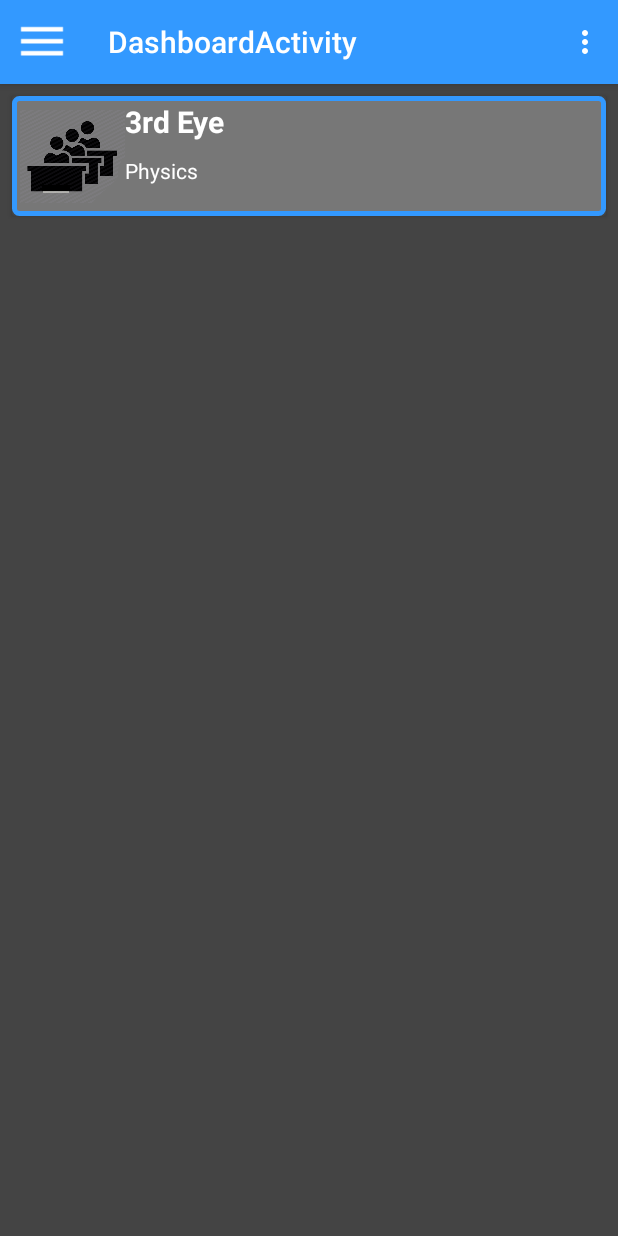
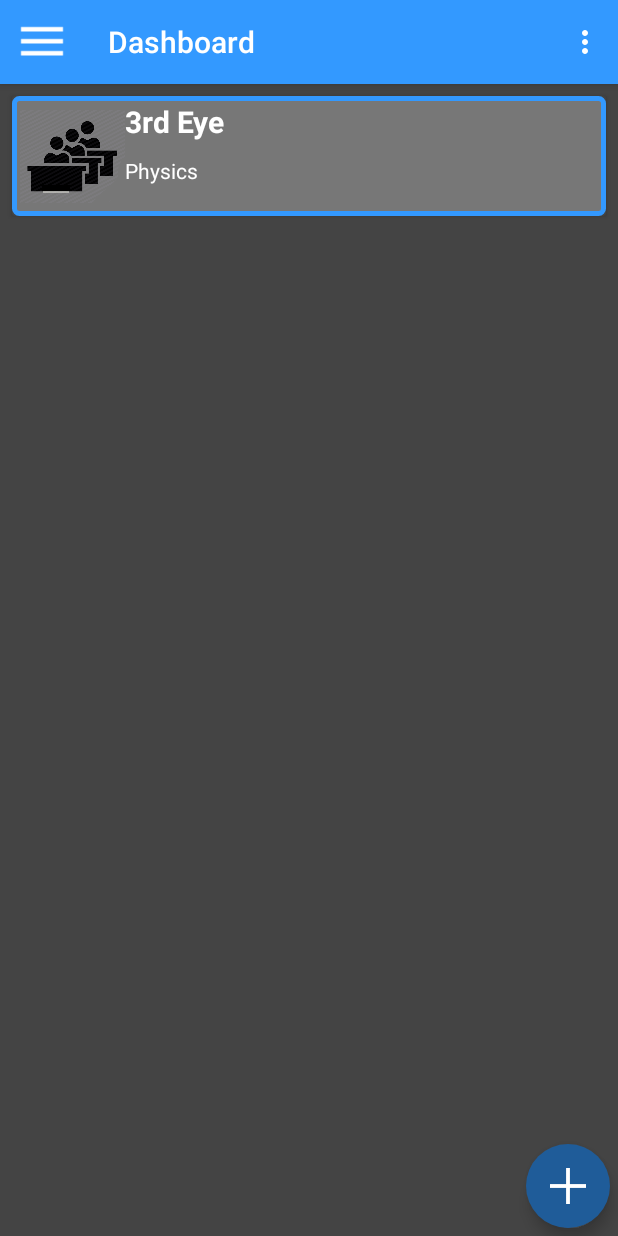
Before and after one commit to prateekgarg95/StuDis, an Android app: the DashboardActivity screen opened directly, with no data from a screen before it, in the side drawer, after a tap on "Settings", on a phone screen of 412 x 824 dp. Run offline under Robolectric (Android 15) with nearby library versions, the light colour scheme and no system bars; 2 statements that could not run were skipped.

Commit message:
Initial commit

```diff
--- a/app/src/main/AndroidManifest.xml
+++ b/app/src/main/AndroidManifest.xml
@@ -18,6 +18,7 @@
         <meta-data
             android:name="com.google.android.gms.version"
             android:value="@integer/google_play_services_version" />
+
         <activity
             android:name=".SplashActivity"
             android:label="@string/app_name" >
--- a/app/src/main/java/com/crapp/studis/Classroom.java
+++ b/app/src/main/java/com/crapp/studis/Classroom.java
@@ -42,7 +42,7 @@ public class Classroom {
         String formattedDate = dateFormat.format(calendar.getTime());
         this.createdAt=formattedDate;
         this.lastUpdateAt=formattedDate;
-        this.classroomImagePath = Environment.getExternalStorageDirectory().getPath() + "/TestApp/defaultClassroomImage.png";
+        this.classroomImagePath = Environment.getExternalStorageDirectory().getPath() + "/Studis/defaultClassroomImage.png";
         this.classroomServerID = randomString(7);
     }
 
--- a/app/src/main/java/com/crapp/studis/DashboardActivity.java
+++ b/app/src/main/java/com/crapp/studis/DashboardActivity.java
@@ -1,10 +1,12 @@
 package com.crapp.studis;
 
+import android.content.SharedPreferences;
 import android.graphics.Bitmap;
 import android.graphics.BitmapFactory;
 import android.os.Bundle;
 import android.os.Environment;
 import android.support.design.widget.CollapsingToolbarLayout;
+import android.support.design.widget.FloatingActionButton;
 import android.support.design.widget.NavigationView;
 import android.support.v4.view.GravityCompat;
 import android.support.v4.widget.DrawerLayout;
@@ -47,13 +49,15 @@ public class DashboardActivity extends AppCompatActivity {
 
     private TextView txtName,txtEmail;
 
+    private FloatingActionButton fab;
+
     @Override
     protected void onCreate(Bundle savedInstanceState) {
         super.onCreate(savedInstanceState);
         setContentView(R.layout.activity_dashboard);
 
         Bitmap bitmap = BitmapFactory.decodeResource(getResources(), R.drawable.default_classroom_image);
-        String imageDirectory = Environment.getExternalStorageDirectory().getPath() + "/TestApp";
+        String imageDirectory = Environment.getExternalStorageDirectory().getPath() + "/Studis";
         File directory = new File(imageDirectory);
         directory.mkdirs();
         File file = new File(imageDirectory,"defaultClassroomImage.png");
@@ -86,6 +90,14 @@ public class DashboardActivity extends AppCompatActivity {
 
         classroomRecyclerViewAdapter = new ClassroomRecyclerViewAdapter(classroomList);
         recyclerView.setAdapter(classroomRecyclerViewAdapter);
+
+        fab=(FloatingActionButton)findViewById(R.id.fab);
+        fab.setOnClickListener(new View.OnClickListener() {
+            @Override
+            public void onClick(View v) {
+                Toast.makeText(DashboardActivity.this,"FAB",Toast.LENGTH_SHORT).show();
+            }
+        });
     }
 
     private void setupNavigationView(){
@@ -110,6 +122,8 @@ public class DashboardActivity extends AppCompatActivity {
                 else menuItem.setChecked(true);
                 drawerLayout.closeDrawers();
                 switch (menuItem.getItemId()) {
+                    case R.id.dashboard:
+                        return true;
                     case R.id.profile:
                         Toast.makeText(DashboardActivity.this, "Profile", Toast.LENGTH_SHORT).show();
                         return true;
@@ -124,10 +138,13 @@ public class DashboardActivity extends AppCompatActivity {
         });
         drawerLayout = (DrawerLayout) findViewById(R.id.drawer_layout);
 
+        SharedPreferences prefs = getSharedPreferences("USER",MODE_PRIVATE);
+
+
         txtName = (TextView)findViewById(R.id.name_nav);
-        txtName.setText("Prateek Garg");
+        txtName.setText(prefs.getString("NAME","Unknown"));
         txtEmail = (TextView)findViewById(R.id.email_nav);
-        txtEmail.setText("prateekgarg95@gmail.com");
+        txtEmail.setText(prefs.getString("EMAIL","Unknown"));
 
     }
 
--- a/app/src/main/res/layout/activity_dashboard.xml
+++ b/app/src/main/res/layout/activity_dashboard.xml
@@ -37,6 +37,18 @@
             android:layout_height="match_parent"
             app:layout_behavior="@string/appbar_scrolling_view_behavior" />
 
+        <android.support.design.widget.FloatingActionButton
+            android:id="@+id/fab"
+            android:layout_width="wrap_content"
+            android:layout_height="wrap_content"
+            android:layout_gravity="bottom|right"
+            android:layout_marginBottom="5dp"
+            android:layout_marginRight="5dp"
+            android:src="@drawable/ic_plus"
+            app:backgroundTint="@color/classroom_blue_dark"
+            app:borderWidth="0dp"
+            app:fabSize="normal" />
+
     </android.support.design.widget.CoordinatorLayout>
 
     <android.support.design.widget.NavigationView
--- a/app/src/main/res/menu/navigation_drawer_menu.xml
+++ b/app/src/main/res/menu/navigation_drawer_menu.xml
@@ -2,6 +2,12 @@
 <menu xmlns:android="http://schemas.android.com/apk/res/android">
 
     <group android:checkableBehavior="single">
+
+        <item
+            android:id="@+id/dashboard"
+            android:checked="true"
+            android:icon="@drawable/ic_dashboard"
+            android:title="Dashboard" />
 
         <item
             android:id="@+id/profile"
--- a/app/src/main/res/values/colors.xml
+++ b/app/src/main/res/values/colors.xml
@@ -12,5 +12,6 @@
     <color name="my_icons">#FFFFFF</color>
     <color name="my_divider">#B6B6B6</color>
     <color name="classroom_blue">#3399FF</color>
+    <color name="classroom_blue_dark">#1F5C99</color>
 
 </resources>
--- a/app/src/main/res/values/strings.xml
+++ b/app/src/main/res/values/strings.xml
@@ -4,7 +4,8 @@
     <string name="hello_world">Hello world!</string>
     <string name="action_settings">Settings</string>
     <string name="title_activity_register">RegisterActivity</string>
-    <string name="title_activity_dashboard">DashboardActivity</string>
+    <string name="title_activity_dashboard">Dashboard</string>
     <string name="openDrawer">Navigation View</string>
     <string name="closeDrawer">Navigation View Closed</string>
+    <string name="title_activity_add_classroom">AddClassroomActivity</string>
 </resources>
```
Also changed, not shown: app/src/main/res/drawable/ic_profile.png (added), app/src/main/res/drawable/ic_settings.png (added). Lines whose indentation alone changed are shown as unchanged.
